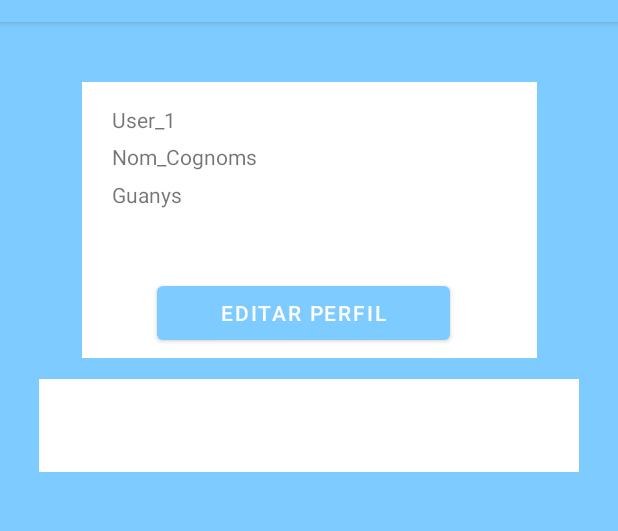
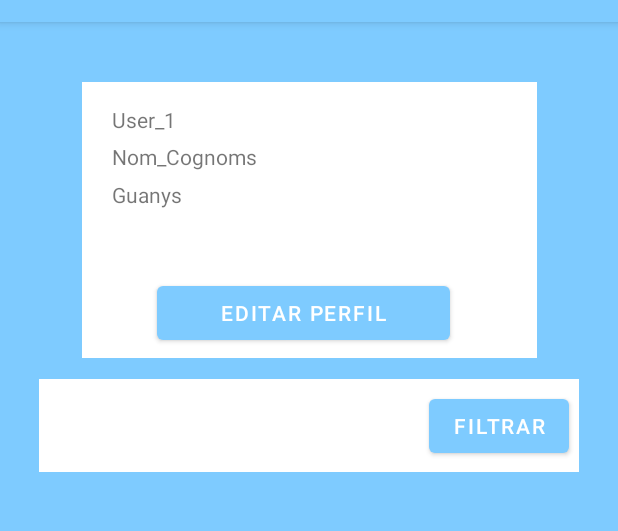
Before and after one commit to eliasporter/CicloBnB, an Android app: the PrimeraPantalla screen opened directly, with no data from a screen before it, on a phone screen of 412 x 824 dp, the part 62-593 px from its top. Run offline under Robolectric (Android 15) with nearby library versions, the phone set to English and light mode, and no system bars; our stand-ins replace Room's generated code.

Commit message:
Filtres (a mitjes) mes garatge acabat,

```diff
--- a/app/src/main/res/layout/activity_primera_pantalla.xml
+++ b/app/src/main/res/layout/activity_primera_pantalla.xml
@@ -5,7 +5,10 @@
     android:layout_width="match_parent"
     android:layout_height="match_parent"
     android:background="@color/blauCel"
-    tools:context=".PrimeraPantalla"><![CDATA[
+    tools:context=".PrimeraPantalla">
+
+
+    <![CDATA[
 
     app:layout_constraintBottom_toBottomOf="parent"
         app:layout_constraintEnd_toEndOf="parent"
@@ -102,5 +105,14 @@
         app:layout_constraintBottom_toTopOf="@+id/vistaReciclada"
         app:layout_constraintEnd_toEndOf="parent"
         app:layout_constraintStart_toStartOf="parent"
-        app:layout_constraintTop_toBottomOf="@+id/navigationView2" />
+        app:layout_constraintTop_toBottomOf="@+id/navigationView2" >
+
+        <Button
+            android:id="@+id/filtrar"
+            android:layout_width="wrap_content"
+            android:layout_height="wrap_content"
+            android:layout_marginStart="260dp"
+            android:layout_marginTop="7dp"
+            android:text="Filtrar" />
+    </com.google.android.material.navigation.NavigationView>
 </androidx.constraintlayout.widget.ConstraintLayout>
```
